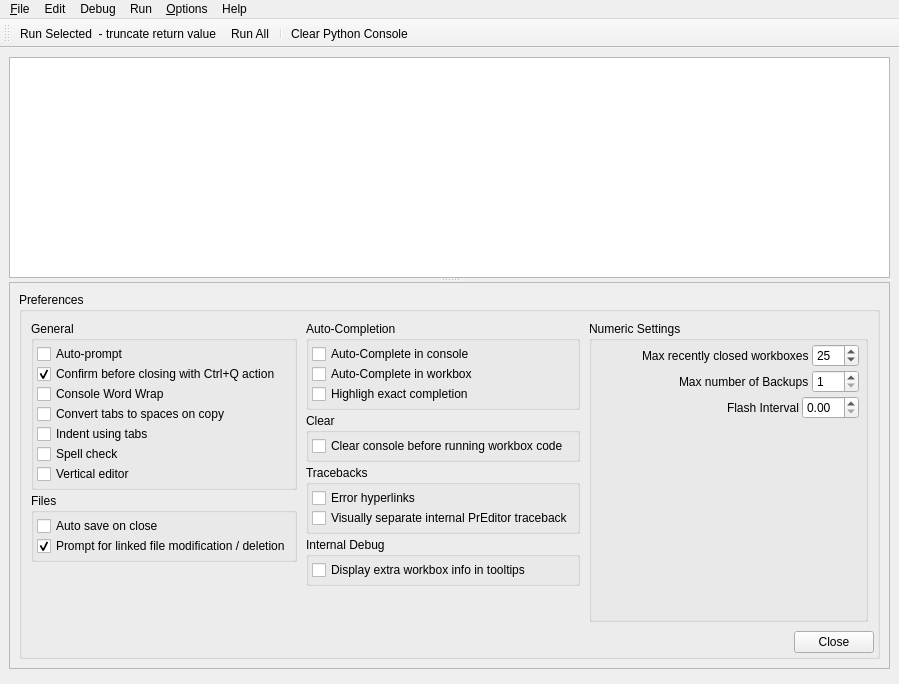
Above: preditor/gui/ui/loggerwindow.ui from blurstudio/PrEditor before the change. Below: the same form after it.
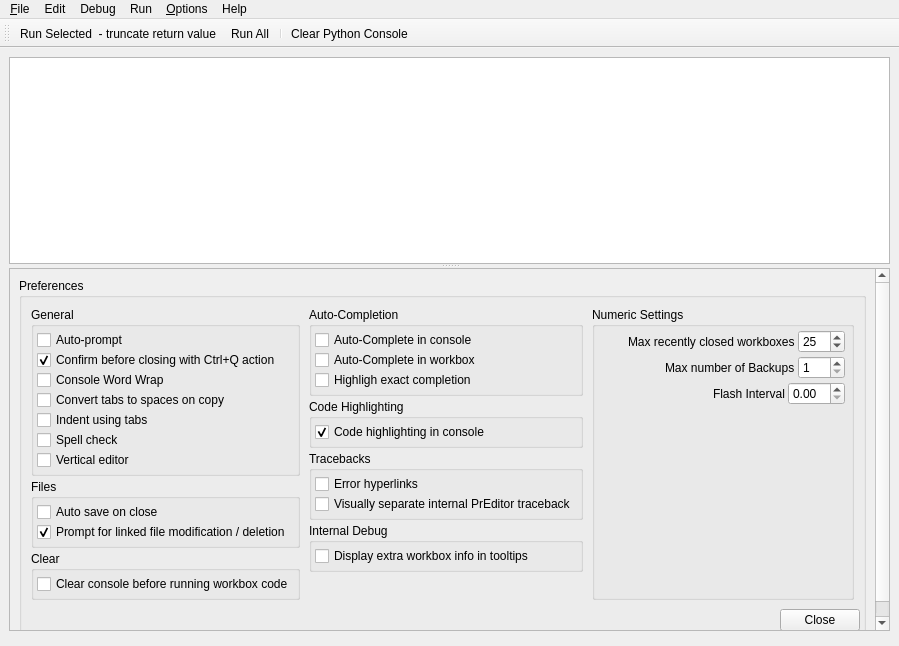
That is the form after the change. The open tabs and pages were chosen to show the change. Custom widgets are drawn as their Qt base class.

Commit message:
Make console code-highlighting optional
Code highlighting is the slowest aspect of outputting text to the console.
If long output is expected, considering disabling code highlighting.

Patch:
```diff
--- a/preditor/gui/ui/loggerwindow.ui
+++ b/preditor/gui/ui/loggerwindow.ui
@@ -7,7 +7,7 @@
     <x>0</x>
     <y>0</y>
     <width>899</width>
-    <height>684</height>
+    <height>646</height>
    </rect>
   </property>
   <property name="minimumSize">
@@ -155,7 +155,7 @@
               <x>0</x>
               <y>0</y>
               <width>879</width>
-              <height>379</height>
+              <height>345</height>
              </rect>
             </property>
             <layout class="QVBoxLayout" name="verticalLayout_2">
@@ -345,6 +345,37 @@
                         </layout>
                        </widget>
                       </item>
+                      <item>
+                       <widget class="QGroupBox" name="uiPrefsClearGRP">
+                        <property name="title">
+                         <string>Clear</string>
+                        </property>
+                        <layout class="QVBoxLayout" name="uiPrefsClearLYT">
+                         <property name="spacing">
+                          <number>0</number>
+                         </property>
+                         <property name="leftMargin">
+                          <number>3</number>
+                         </property>
+                         <property name="topMargin">
+                          <number>3</number>
+                         </property>
+                         <property name="rightMargin">
+                          <number>3</number>
+                         </property>
+                         <property name="bottomMargin">
+                          <number>3</number>
+                         </property>
+                         <item>
+                          <widget class="QCheckBox" name="uiClearBeforeRunningCHK">
+                           <property name="text">
+                            <string>Clear console before running workbox code</string>
+                           </property>
+                          </widget>
+                         </item>
+                        </layout>
+                       </widget>
+                      </item>
                       <item>
                        <spacer name="verticalSpacer_2">
                         <property name="orientation">
@@ -428,11 +459,11 @@
                        </widget>
                       </item>
                       <item>
-                       <widget class="QGroupBox" name="uiPrefsClearGRP">
+                       <widget class="QGroupBox" name="uiPrefsCodeHighlightingGRP">
                         <property name="title">
-                         <string>Clear</string>
+                         <string>Code Highlighting</string>
                         </property>
-                        <layout class="QVBoxLayout" name="uiPrefsClearLYT">
+                        <layout class="QVBoxLayout" name="uiPrefsCodeHighlightingLYT">
                          <property name="spacing">
                           <number>0</number>
                          </property>
@@ -449,9 +480,12 @@
                           <number>3</number>
                          </property>
                          <item>
-                          <widget class="QCheckBox" name="uiClearBeforeRunningCHK">
+                          <widget class="QCheckBox" name="uiConsoleHighlightEnabledCHK">
                            <property name="text">
-                            <string>Clear console before running workbox code</string>
+                            <string>Code highlighting in console</string>
+                           </property>
+                           <property name="checked">
+                            <bool>true</bool>
                            </property>
                           </widget>
                          </item>
```
Left out of the diff: 4 changed lines with no effect on the pictures. The commit also changes 2 other files.
